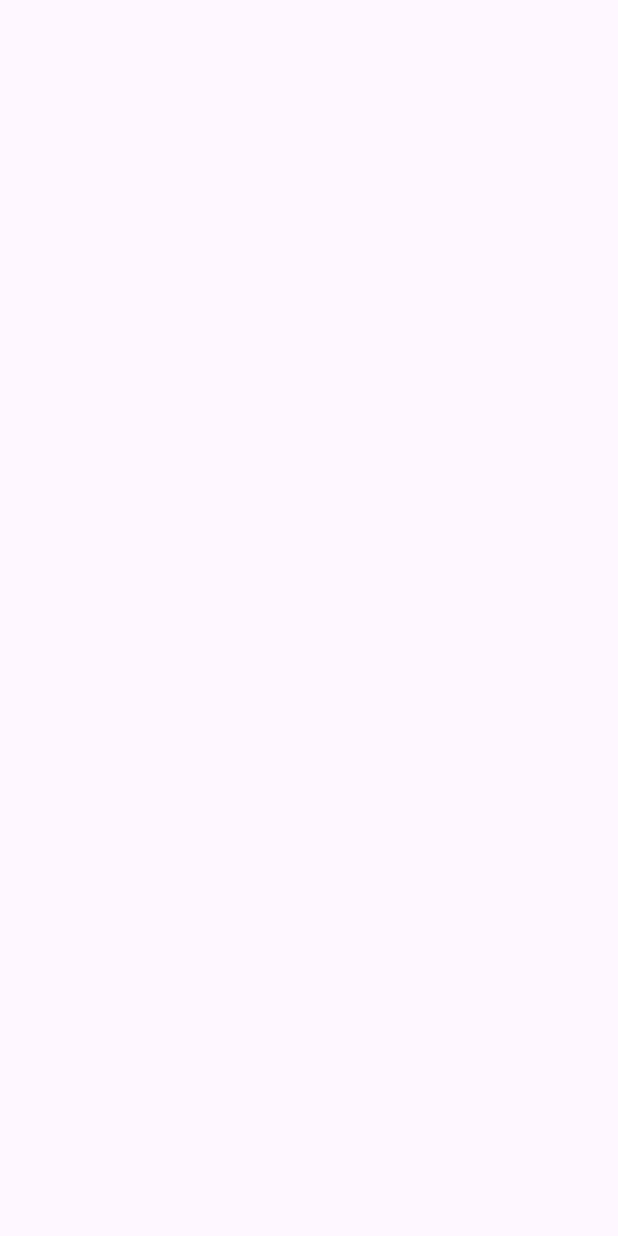
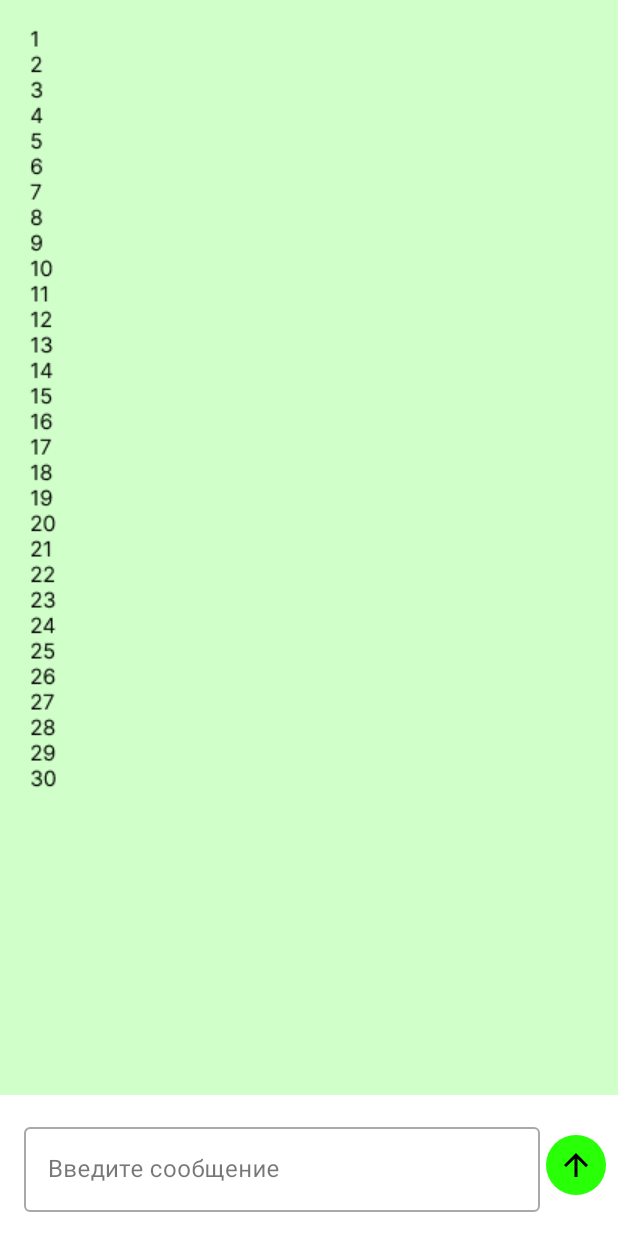
Before and after one commit to llerik/ChatEmulator, an Android app: the screen it shows after launch (ChatActivity), on a phone screen of 412 x 824 dp. Before the commit the screen is empty. Run offline under Robolectric (Android 15) with nearby library versions, the phone set to English and light mode, and no system bars.

Commit message:
Часть презентационного слоя

```diff
--- a/app/src/main/java/com/sorokin/kirill/chat/emulator/presentation/chat/ChatActivity.kt
+++ b/app/src/main/java/com/sorokin/kirill/chat/emulator/presentation/chat/ChatActivity.kt
@@ -1,12 +1,60 @@
 package com.sorokin.kirill.chat.emulator.presentation.chat
 
 import android.os.Bundle
+import android.util.Log
+import android.view.View
+import android.view.inputmethod.InputMethodManager
+import android.widget.ImageButton
 import androidx.appcompat.app.AppCompatActivity
+import androidx.core.content.getSystemService
+import androidx.recyclerview.widget.LinearLayoutManager
+import androidx.recyclerview.widget.RecyclerView
+import com.google.android.material.textfield.TextInputLayout
+import com.sorokin.kirill.chat.emulator.R
 import com.sorokin.kirill.chat.emulator.R.layout
+import com.sorokin.kirill.chat.emulator.presentation.chat.adapter.MessagesAdapter
 
 class ChatActivity : AppCompatActivity() {
+	private lateinit var textInputField: TextInputLayout
+	private val messagesAdapter = MessagesAdapter()
+
 	override fun onCreate(savedInstanceState: Bundle?) {
 		super.onCreate(savedInstanceState)
 		setContentView(layout.activity_main)
+
+		findViewById<RecyclerView>(R.id.recycler_view).apply {
+			adapter = messagesAdapter
+			layoutManager = LinearLayoutManager(this.context).apply {
+				stackFromEnd = true
+				reverseLayout = false
+			}
+		}
+		textInputField = findViewById(R.id.text_field)
+
+		var buttonIsEnable = true
+		findViewById<ImageButton>(R.id.send_button).setOnClickListener {
+			Log.d(TAG, "onCreate: button click : $buttonIsEnable")
+			if (buttonIsEnable) {
+				buttonIsEnable = false
+				textInputField.editText?.text?.let {
+					val text = it.toString()
+					if (text.isNotBlank()) {
+						Log.d(TAG, "onCreate: button click: $text")
+						it.clear()
+
+						hideKeyboard(textInputField)
+					}
+				}
+				buttonIsEnable = true
+			}
+		}
+	}
+
+	private fun hideKeyboard(view: View) {
+		getSystemService<InputMethodManager>()?.hideSoftInputFromWindow(view.windowToken, 0)
+	}
+
+	companion object {
+		private const val TAG = "ChatActivity"
 	}
 }
--- /dev/null
+++ b/app/src/main/java/com/sorokin/kirill/chat/emulator/presentation/chat/adapter/MessageDiffUtil.kt
@@ -0,0 +1,12 @@
+package com.sorokin.kirill.chat.emulator.presentation.chat.adapter
+
+import androidx.recyclerview.widget.DiffUtil.ItemCallback
+import com.sorokin.kirill.chat.emulator.domain.models.MessageModel
+
+class MessageDiffUtil: ItemCallback<MessageModel>() {
+	override fun areItemsTheSame(oldItem: MessageModel, newItem: MessageModel): Boolean =
+		oldItem.id == newItem.id
+
+	override fun areContentsTheSame(oldItem: MessageModel, newItem: MessageModel): Boolean =
+		oldItem == newItem
+}
--- /dev/null
+++ b/app/src/main/res/drawable/baseline_add_24.xml
@@ -0,0 +1,5 @@
+<vector android:height="24dp" android:tint="#000000"
+    android:viewportHeight="24" android:viewportWidth="24"
+    android:width="24dp" xmlns:android="http://schemas.android.com/apk/res/android">
+    <path android:fillColor="@android:color/white" android:pathData="M19,13h-6v6h-2v-6H5v-2h6V5h2v6h6v2z"/>
+</vector>
--- /dev/null
+++ b/app/src/main/res/drawable/baseline_arrow_upward_24.xml
@@ -0,0 +1,5 @@
+<vector android:height="24dp" android:tint="#000000"
+    android:viewportHeight="24" android:viewportWidth="24"
+    android:width="24dp" xmlns:android="http://schemas.android.com/apk/res/android">
+    <path android:fillColor="@android:color/white" android:pathData="M4,12l1.41,1.41L11,7.83V20h2V7.83l5.58,5.59L20,12l-8,-8 -8,8z"/>
+</vector>
--- /dev/null
+++ b/app/src/main/res/drawable/round_background.xml
@@ -0,0 +1,13 @@
+<?xml version="1.0" encoding="utf-8"?>
+<selector xmlns:android="http://schemas.android.com/apk/res/android">
+	<item android:state_pressed="false">
+		<shape android:shape="oval">
+			<solid android:color="@color/background_green"/>
+		</shape>
+	</item>
+	<item android:state_pressed="true">
+		<shape android:shape="oval">
+			<solid android:color="@color/background_green_black"/>
+		</shape>
+	</item>
+</selector>
--- a/app/src/main/res/layout/activity_main.xml
+++ b/app/src/main/res/layout/activity_main.xml
@@ -6,4 +6,67 @@
 	android:layout_height="match_parent"
 	tools:context=".presentation.chat.ChatActivity">
 
+	<FrameLayout
+		android:id="@+id/background_frame"
+		android:layout_width="0dp"
+		android:layout_height="0dp"
+		android:background="@drawable/background"
+		app:layout_constraintBottom_toBottomOf="parent"
+		app:layout_constraintEnd_toEndOf="parent"
+		app:layout_constraintStart_toStartOf="parent"
+		app:layout_constraintTop_toTopOf="parent" />
+
+	<androidx.recyclerview.widget.RecyclerView
+		android:id="@+id/recycler_view"
+		android:layout_width="0dp"
+		android:layout_height="0dp"
+		android:paddingStart="48dp"
+		android:paddingTop="16dp"
+		android:paddingEnd="16dp"
+		android:paddingBottom="16dp"
+		app:layout_constraintBottom_toTopOf="@+id/bottom_panel"
+		app:layout_constraintEnd_toEndOf="parent"
+		app:layout_constraintStart_toStartOf="parent"
+		app:layout_constraintTop_toTopOf="parent" />
+
+	<LinearLayout
+		android:id="@+id/bottom_panel"
+		android:layout_width="0dp"
+		android:layout_height="wrap_content"
+		android:background="@color/white"
+		android:gravity="center_vertical"
+		android:orientation="horizontal"
+		app:layout_constraintBottom_toBottomOf="parent"
+		app:layout_constraintEnd_toEndOf="parent"
+		app:layout_constraintStart_toStartOf="parent">
+
+		<com.google.android.material.textfield.TextInputLayout
+			android:id="@+id/text_field"
+			style="@style/Widget.MaterialComponents.TextInputLayout.OutlinedBox"
+			android:layout_width="0dp"
+			android:layout_height="wrap_content"
+			android:layout_weight="1"
+			android:hint="@string/input_message"
+			android:paddingStart="16dp"
+			android:paddingTop="16dp"
+			android:paddingEnd="4dp"
+			android:paddingBottom="16dp">
+
+			<com.google.android.material.textfield.TextInputEditText
+				android:layout_width="match_parent"
+				android:layout_height="wrap_content" />
+		</com.google.android.material.textfield.TextInputLayout>
+
+		<ImageButton
+			android:id="@+id/send_button"
+			android:layout_width="wrap_content"
+			android:layout_height="wrap_content"
+			android:layout_marginEnd="8dp"
+			android:layout_weight="0"
+			android:background="@drawable/round_background"
+			android:contentDescription="@string/input_message_button_description"
+			android:padding="8dp"
+			android:src="@drawable/baseline_arrow_upward_24" />
+	</LinearLayout>
+
 </androidx.constraintlayout.widget.ConstraintLayout>
```
Also changed, not shown: app/src/main/java/com/sorokin/kirill/chat/emulator/presentation/chat/adapter/MessageViewHolder.kt (added, +18 -0 lines), app/src/main/java/com/sorokin/kirill/chat/emulator/presentation/chat/adapter/MessagesAdapter.kt (added, +20 -0 lines), app/src/main/res/drawable/message_bubble.xml (added, +9 -0 lines), app/src/main/res/drawable/ripple.xml (added, +9 -0 lines), app/src/main/res/layout/view_holder_message_item.xml (added, +34 -0 lines), app/src/main/res/drawable/background.9.png (added).
